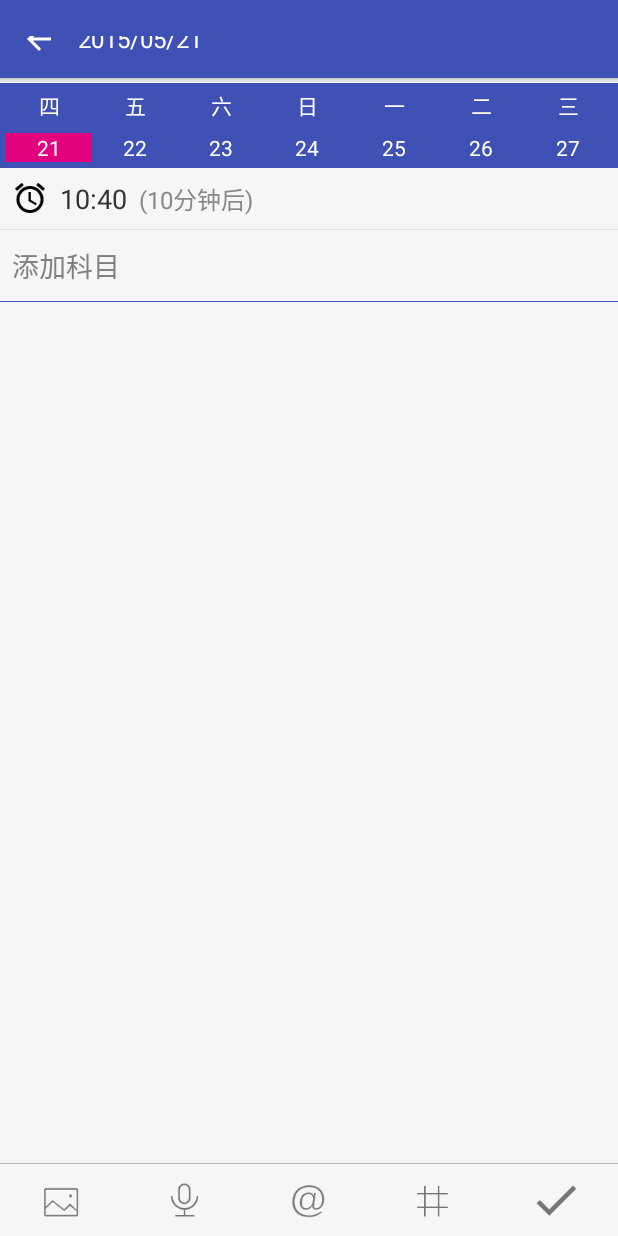
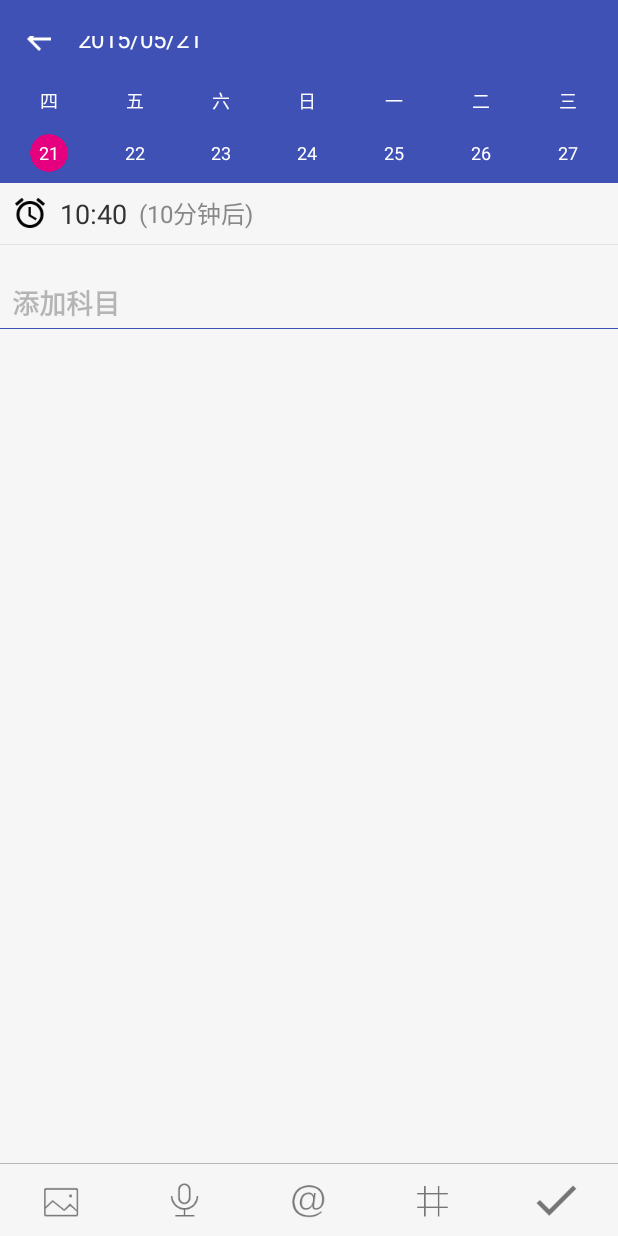
Before and after one commit to hanks-zyh/Conquer, an Android app: the AddTaskActivity screen opened directly, with no data from a screen before it, on a phone screen of 412 x 824 dp. Run offline under Robolectric (Android 15) with nearby library versions, the phone set to English and light mode, and no system bars; libraries missing offline, so code that uses them is left out: com.facebook.drawee, com.nineoldandroids.animation, com.squareup.leakcanary; pictures from the network do not load.

Commit message:
fix title shadow; change AddTaskActivity numberTextView's background

```diff
--- a/app/src/main/AndroidManifest.xml
+++ b/app/src/main/AndroidManifest.xml
@@ -68,13 +68,13 @@
             </intent-filter>
         </activity>
         <activity android:name=".activity.LoginActivity"></activity>
-        <activity android:name=".activity.DialogActivity"></activity>
+        <activity android:name=".activity.DialogActivity" android:theme="@style/MyDialog"></activity>
         <activity android:name=".activity.MainActivity"></activity>
         <activity android:name=".activity.SchoolActivity"></activity>
         <activity android:name=".activity.SchoolInfoActivity"></activity>
         <activity android:name=".activity.DepartmentActivity"></activity>
         <activity android:name=".activity.AddFriendActivity"></activity>
-        <activity android:name=".activity.AddZixiActivity"></activity>
+        <activity android:name=".activity.AddTaskActivity"></activity>
         <activity android:name=".activity.UserDataActivity"></activity>
         <activity android:name=".activity.AllMyZixiActivity"></activity>
         <activity android:name=".activity.ChatActivity"></activity>
--- a/app/src/main/java/app/hanks/com/conquer/activity/AddZixiActivity.java
+++ b/app/src/main/java/app/hanks/com/conquer/activity/AddTaskActivity.java
@@ -6,11 +6,13 @@ import android.graphics.Color;
 import android.os.Bundle;
 import android.text.TextUtils;
 import android.util.DisplayMetrics;
+import android.view.KeyEvent;
 import android.view.View;
 import android.view.View.OnClickListener;
 import android.view.View.OnFocusChangeListener;
 import android.view.ViewGroup;
 import android.view.ViewGroup.MarginLayoutParams;
+import android.view.inputmethod.EditorInfo;
 import android.widget.AutoCompleteTextView;
 import android.widget.ImageButton;
 import android.widget.ImageView;
@@ -59,7 +61,7 @@ import app.hanks.com.conquer.view.datetime.timepicker.TimePickerDialog.OnTimeSet
 import cn.bmob.im.BmobChatManager;
 import cn.bmob.v3.listener.SaveListener;
 
-public class AddZixiActivity extends BaseActivity implements OnClickListener {
+public class AddTaskActivity extends BaseActivity implements OnClickListener {
 
 	private static final int REQUES_IMG = 0;
 	private static final int REQUES_FRIEND = 1;
@@ -172,6 +174,7 @@ public class AddZixiActivity extends BaseActivity implements OnClickListener {
 				}
 			}
 		});
+		et_name.setOnEditorActionListener(new SaveEditActionListener());
 
 	}
 
@@ -183,26 +186,26 @@ public class AddZixiActivity extends BaseActivity implements OnClickListener {
 		Calendar tmp = Calendar.getInstance(Locale.CHINA);
 		tmp.setTimeInMillis(c.getTimeInMillis());
 
-		wk_0.setText(TimeUtil.getWeekDayD(tmp.get(7)));
-		day_0.setText(tmp.get(5) + "");
-		tmp.add(6, 1);
-		wk_1.setText(TimeUtil.getWeekDayD(tmp.get(7)));
-		day_1.setText(tmp.get(5) + "");
-		tmp.add(6, 1);
-		wk_2.setText(TimeUtil.getWeekDayD(tmp.get(7)));
-		day_2.setText(tmp.get(5) + "");
-		tmp.add(6, 1);
-		wk_3.setText(TimeUtil.getWeekDayD(tmp.get(7)));
-		day_3.setText(tmp.get(5) + "");
-		tmp.add(6, 1);
-		wk_4.setText(TimeUtil.getWeekDayD(tmp.get(7)));
-		day_4.setText(tmp.get(5) + "");
-		tmp.add(6, 1);
-		wk_5.setText(TimeUtil.getWeekDayD(tmp.get(7)));
-		day_5.setText(tmp.get(5) + "");
-		tmp.add(6, 1);
-		wk_6.setText(TimeUtil.getWeekDayD(tmp.get(7)));
-		day_6.setText(tmp.get(5) + "");
+		wk_0.setText(TimeUtil.getWeekDayD(tmp.get(Calendar.DAY_OF_WEEK)));
+		day_0.setText(tmp.get(Calendar.DAY_OF_MONTH) + "");
+		tmp.add(Calendar.DAY_OF_YEAR, 1);
+		wk_1.setText(TimeUtil.getWeekDayD(tmp.get(Calendar.DAY_OF_WEEK)));
+		day_1.setText(tmp.get(Calendar.DAY_OF_MONTH) + "");
+		tmp.add(Calendar.DAY_OF_YEAR, 1);
+		wk_2.setText(TimeUtil.getWeekDayD(tmp.get(Calendar.DAY_OF_WEEK)));
+		day_2.setText(tmp.get(Calendar.DAY_OF_MONTH) + "");
+		tmp.add(Calendar.DAY_OF_YEAR, 1);
+		wk_3.setText(TimeUtil.getWeekDayD(tmp.get(Calendar.DAY_OF_WEEK)));
+		day_3.setText(tmp.get(Calendar.DAY_OF_MONTH) + "");
+		tmp.add(Calendar.DAY_OF_YEAR, 1);
+		wk_4.setText(TimeUtil.getWeekDayD(tmp.get(Calendar.DAY_OF_WEEK)));
+		day_4.setText(tmp.get(Calendar.DAY_OF_MONTH) + "");
+		tmp.add(Calendar.DAY_OF_YEAR, 1);
+		wk_5.setText(TimeUtil.getWeekDayD(tmp.get(Calendar.DAY_OF_WEEK)));
+		day_5.setText(tmp.get(Calendar.DAY_OF_MONTH) + "");
+		tmp.add(Calendar.DAY_OF_YEAR, 1);
+		wk_6.setText(TimeUtil.getWeekDayD(tmp.get(Calendar.DAY_OF_WEEK)));
+		day_6.setText(tmp.get(Calendar.DAY_OF_MONTH) + "");
 
 		int t = (Integer) SP.get(context, "theme", 0);
 		int color = getResources().getColor(R.color.theme_0);
@@ -212,7 +215,7 @@ public class AddZixiActivity extends BaseActivity implements OnClickListener {
 			color = getResources().getColor(R.color.theme_2);
 		else if (t == 3)
 			color = getResources().getColor(R.color.theme_3);
-		day_0.setBackgroundColor(getResources().getColor(R.color.red_button));
+		day_0.setBackgroundDrawable(getResources().getDrawable(R.drawable.red_bg));
 		day_1.setBackgroundColor(color);
 		day_2.setBackgroundColor(color);
 		day_3.setBackgroundColor(color);
@@ -507,7 +510,7 @@ public class AddZixiActivity extends BaseActivity implements OnClickListener {
 					return;
 				final File f = new File(path);
 				if (f.exists()) {
-					ll_audio.setVisibility(0);
+					ll_audio.setVisibility(View.VISIBLE);
 					// 为播放按钮设置点击事件
 					final ImageButton ib_play = (ImageButton) ll_audio.findViewById(R.id.ib_play);
 					ProgressBar pb = (ProgressBar) ll_audio.findViewById(R.id.pb);
@@ -580,16 +583,16 @@ public class AddZixiActivity extends BaseActivity implements OnClickListener {
 		day_4.setBackgroundColor(color);
 		day_5.setBackgroundColor(color);
 		day_6.setBackgroundColor(color);
-		day.setBackgroundColor(getResources().getColor(R.color.red_button));
+//		day.setBackgroundColor(getResources().getColor(R.color.red_button));
+        day.setBackgroundDrawable(getResources().getDrawable(R.drawable.red_bg));
 		Calendar c = Calendar.getInstance();
 		c.setTimeInMillis(headTime);
 		c.add(Calendar.DAY_OF_YEAR, gap);
-		c.set(5, Integer.parseInt(day.getText().toString()));
+		c.set(Calendar.DAY_OF_MONTH, Integer.parseInt(day.getText().toString()));
 		tv_date.setText(new StringBuilder().append(pad(c.get(Calendar.YEAR))).append("/")
 				.append(pad(c.get(Calendar.MONTH) + 1)).append("/").append(pad(c.get(Calendar.DAY_OF_MONTH))));
 		setTimeAndTip(tv_date.getText() + " " + tv_time.getText());
 	}
-
 	@Override
 	protected void onActivityResult(int requestCode, int resultCode, Intent data) {
 		L.d(requestCode + "," + resultCode + "," + data);
@@ -598,7 +601,7 @@ public class AddZixiActivity extends BaseActivity implements OnClickListener {
 				File f = new File(data.getStringExtra("photo_path"));
 				L.e("照片路径：" + f.getAbsolutePath());
 				if (f.exists()) {
-					iv.setVisibility(0);
+					iv.setVisibility(View.VISIBLE);
 					loader.displayImage("file://" + f.getAbsolutePath(), iv, option_pic);
 					uploadPic(f);
 				}
@@ -651,4 +654,17 @@ public class AddZixiActivity extends BaseActivity implements OnClickListener {
 		return View.inflate(context, R.layout.activity_add_zixi, null);
 	}
 
+
+	/**
+	 * 回车保存
+	 */
+	private class SaveEditActionListener implements TextView.OnEditorActionListener {
+		@Override
+		public boolean onEditorAction(TextView v, int actionId, KeyEvent event) {
+			if(actionId ==  EditorInfo.IME_ACTION_DONE){
+				saveZixi();
+			}
+			return true;
+		}
+	}
 }
--- a/app/src/main/java/app/hanks/com/conquer/activity/BaseActivity.java
+++ b/app/src/main/java/app/hanks/com/conquer/activity/BaseActivity.java
@@ -126,14 +126,14 @@ public abstract class BaseActivity extends FragmentActivity {
      */
     private void initLayout() {
         View v = getContentView();
-        ViewGroup rl_title = (ViewGroup) findViewById(R.id.rl_title);// 标题总布局
-        TextView tv_title = (TextView) findViewById(R.id.tv_title);// 标题文字
-        ImageButton ib_back = (ImageButton) findViewById(R.id.ib_back);// 左边返回图标
-        ImageButton ib_right = (ImageButton) findViewById(R.id.ib_right);// 右边图标
-        View shadow = findViewById(R.id.shadow);// 标题阴影
-        if (rl_title != null && tv_title == null && ib_back == null && ib_right == null && shadow != null) {
+        ViewGroup rl_title = (ViewGroup) v.findViewById(R.id.rl_title);// 标题总布局
+        TextView tv_title = (TextView) v.findViewById(R.id.tv_title);// 标题文字
+        ImageButton ib_back = (ImageButton) v.findViewById(R.id.ib_back);// 左边返回图标
+        ImageButton ib_right = (ImageButton) v.findViewById(R.id.ib_right);// 右边图标
+        View shadow = v.findViewById(R.id.shadow);// 标题阴影
+//        if (rl_title != null && tv_title == null && ib_back == null && ib_right == null && shadow != null) {
             initTitleBar(rl_title, tv_title, ib_back, ib_right, shadow);
-        }
+//        }
         setContentView(v);
     }
 
--- a/app/src/main/java/app/hanks/com/conquer/activity/LoginActivity.java
+++ b/app/src/main/java/app/hanks/com/conquer/activity/LoginActivity.java
@@ -249,6 +249,6 @@ public class LoginActivity extends BaseActivity implements View.OnClickListener
         i.putExtra("gender", gender);
         i.putExtra("photoUrl", photoUrl);
         i.putExtra("city", city);
-        A.goOtherActivity(context, i);
+        A.goOtherActivityNoAnim(context, i);
     }
 }
--- a/app/src/main/java/app/hanks/com/conquer/activity/MainActivity.java
+++ b/app/src/main/java/app/hanks/com/conquer/activity/MainActivity.java
@@ -340,7 +340,7 @@ public class MainActivity extends BaseActivity implements View.OnClickListener {
                 toggle();
                 break;
             case R.id.iv_add:
-                A.goOtherActivity(context, AddZixiActivity.class);
+                A.goOtherActivity(context, AddTaskActivity.class);
                 break;
             case R.id.iv_sort:
                 showSelectSort();
--- /dev/null
+++ b/app/src/main/res/drawable/circle_bg.xml
@@ -0,0 +1,8 @@
+<?xml version="1.0" encoding="utf-8"?>
+<shape xmlns:android="http://schemas.android.com/apk/res/android"
+       android:shape="oval"
+    >
+    <solid
+        android:color="@color/red_button"></solid>
+
+</shape>
--- a/app/src/main/res/layout/activity_add_zixi.xml
+++ b/app/src/main/res/layout/activity_add_zixi.xml
@@ -6,7 +6,7 @@
               android:orientation="vertical">
 
     <include
-        android:layout_width="wrap_content"
+        android:layout_width="match_parent"
         android:layout_height="wrap_content"
         layout="@layout/common_title"/>
 
@@ -60,9 +60,10 @@
 
         <LinearLayout
             android:layout_width="match_parent"
-            android:layout_height="wrap_content"
+            android:layout_height="40dp"
             android:orientation="horizontal"
-            android:padding="4dp">
+            android:paddingLeft="4dp"
+            android:paddingRight="4dp">
 
             <TextView
                 android:id="@+id/day_0"
@@ -113,11 +114,13 @@
             android:layout_alignParentLeft="true"
             android:drawableLeft="@drawable/ic_alarm_black_24dp"
             android:drawablePadding="8dp"
+            android:layout_centerVertical="true"
             android:gravity="center"
             android:text="10:50"
             android:textSize="18sp"/>
 
         <TextView
+            android:layout_centerVertical="true"
             android:id="@+id/tv_time_tip"
             android:layout_width="wrap_content"
             android:layout_height="wrap_content"
@@ -137,13 +140,20 @@
         android:background="#22666666"/>
 
     <AutoCompleteTextView
+        android:singleLine="true"
+        android:textStyle="bold"
+        android:imeOptions="actionDone"
         android:id="@+id/et_name"
         style="@style/MyET"
         android:layout_width="match_parent"
-        android:layout_height="wrap_content"
+        android:layout_height="56dp"
         android:layout_marginBottom="8dp"
         android:hint="添加科目"
+        android:gravity="left|bottom"
         android:minHeight="48dp"
+        android:textSize="18sp"
+        android:textColorHint="@color/gray"
+        android:paddingBottom="4dp"
         android:paddingLeft="8dp"/>
 
     <app.hanks.com.conquer.view.FlowLayout
@@ -155,6 +165,8 @@
 
     <include
         android:id="@+id/ll_audio"
+        android:layout_marginTop="4dp"
+        android:layout_marginBottom="4dp"
         android:layout_width="match_parent"
         android:layout_height="wrap_content"
         layout="@layout/layout_audio"
@@ -163,7 +175,7 @@
     <ImageView
         android:id="@+id/iv"
         android:layout_width="match_parent"
-        android:layout_height="120dp"
+        android:layout_height="wrap_content"
         android:scaleType="centerCrop"
         android:src="@drawable/home_bg"
         android:visibility="gone"/>
--- a/app/src/main/res/layout/activity_dialog.xml
+++ b/app/src/main/res/layout/activity_dialog.xml
@@ -1,5 +1,5 @@
 <RelativeLayout xmlns:android="http://schemas.android.com/apk/res/android"
-                android:background="@color/transparent"
+                android:background="@color/half_black"
                 android:layout_width="match_parent"
                 android:layout_height="match_parent">
 
--- a/app/src/main/res/layout/activity_login.xml
+++ b/app/src/main/res/layout/activity_login.xml
@@ -9,7 +9,9 @@
     android:paddingLeft="40dip"
     android:paddingRight="40dip" >
 
+    <include layout="@layout/common_title" android:visibility="gone"></include>
     <ImageView
+
         android:layout_width="100dp"
         android:layout_height="100dp"
         android:layout_gravity="center_horizontal"
--- a/app/src/main/res/layout/activity_main.xml
+++ b/app/src/main/res/layout/activity_main.xml
@@ -66,6 +66,7 @@ android:visibility="gone"                android:id="@+id/lv_friend"
         </LinearLayout>
 
         <ImageView
+            android:visibility="gone"
             android:id="@+id/iv_arraw"
             android:layout_width="wrap_content"
             android:layout_height="wrap_content"
--- a/app/src/main/res/layout/item_myzix.xml
+++ b/app/src/main/res/layout/item_myzix.xml
@@ -3,6 +3,7 @@
                                 xmlns:android_custom="http://schemas.android.com/apk/res-auto"
                                 android:layout_width="match_parent"
                                 android:id="@+id/swipe"
+                                android:descendantFocusability="blocksDescendants"
                                 android:layout_height="@dimen/item_myzix_h"
                                 android:minHeight="@dimen/item_myzix_h">
     <!-- Bottom View Start-->
@@ -41,6 +42,7 @@
 
     <!-- Surface View Start -->
     <RelativeLayout
+        android:descendantFocusability="blocksDescendants"
         android:layout_width="match_parent"
         android:layout_height="match_parent">
         <View
--- a/app/src/main/res/values/styles.xml
+++ b/app/src/main/res/values/styles.xml
@@ -176,6 +176,7 @@
 
     <style name="Setting_tv">
         <item name="android:layout_width">wrap_content</item>
+        <item name="android:textColor">@color/base_color_text_black</item>
         <item name="android:layout_height">wrap_content</item>
         <item name="android:layout_alignParentLeft">true</item>
         <item name="android:layout_centerVertical">true</item>
@@ -248,7 +249,9 @@
         <item name="android:layout_width">0dp</item>
         <item name="android:layout_height">match_parent</item>
         <item name="android:layout_weight">1</item>
+        <item name="android:layout_margin">2dp</item>
         <item name="android:textColor">@color/white</item>
+        <item name="android:textSize">12sp</item>
     </style>
 
     <style name="SwitchTheme0" parent="@style/AppTheme">
```
Also changed, not shown: app/src/main/res/drawable-xxhdpi/red_bg.9.png (added).
